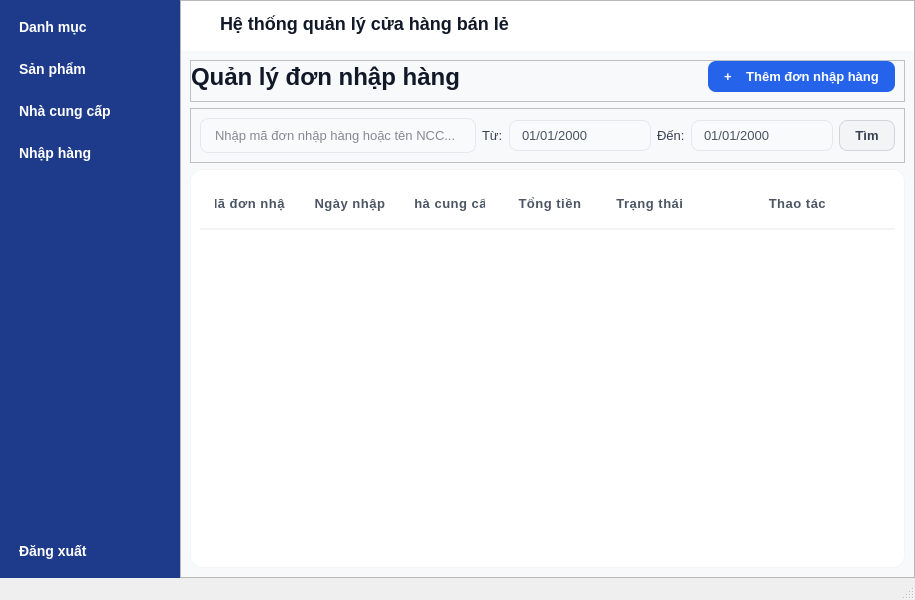
The window that ui/NhanVienKho/mainNVK.ui (doandt0612/retail-store-management) describes before a commit, drawn with Qt 5.
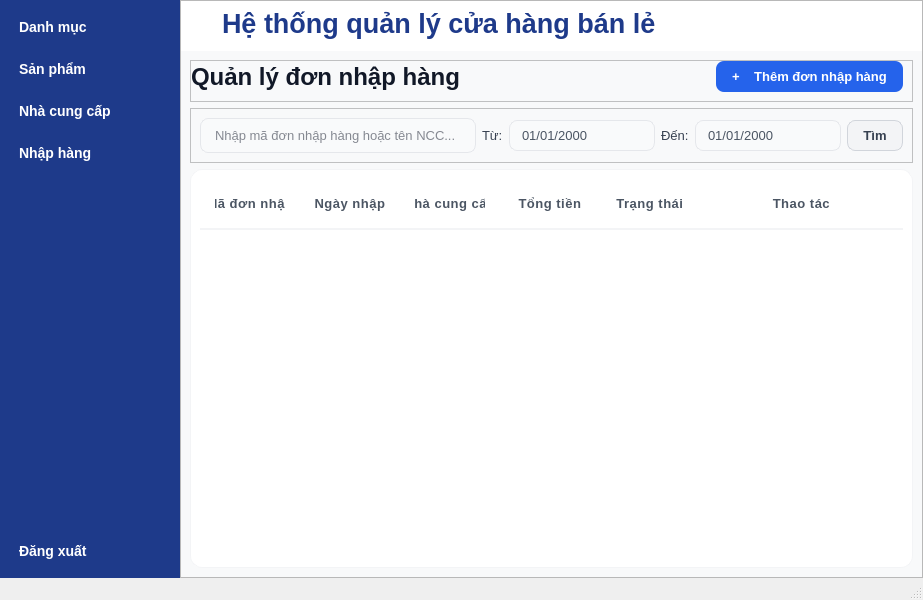
The same window after the commit.

Commit message: Sửa file ui

```diff
--- a/ui/NhanVienKho/mainNVK.ui
+++ b/ui/NhanVienKho/mainNVK.ui
@@ -6,7 +6,7 @@
    <rect>
     <x>0</x>
     <y>0</y>
-    <width>910</width>
+    <width>923</width>
     <height>600</height>
    </rect>
   </property>
@@ -246,9 +246,9 @@
            <widget class="QLabel" name="lblTenDeTai">
             <property name="styleSheet">
              <string notr="true">QLabel#lblTenDeTai {
-    font-size: 18px;       /* Tăng kích thước chữ */
-    font-weight: semi-bold;     /* In đậm */
-    color: #111827;        /* Màu đen tuyền nổi bật */
+    font-size: 27px;       /* Tăng kích thước chữ */
+    font-weight: bold;     /* In đậm */
+    color: #1e3a8a;        /* Màu đen tuyền nổi bật */
     padding-bottom: 5px;
 }</string>
             </property>
```
Left out of the diff: 4 changed lines with no effect on the pictures. The commit also changes 2 other files.
